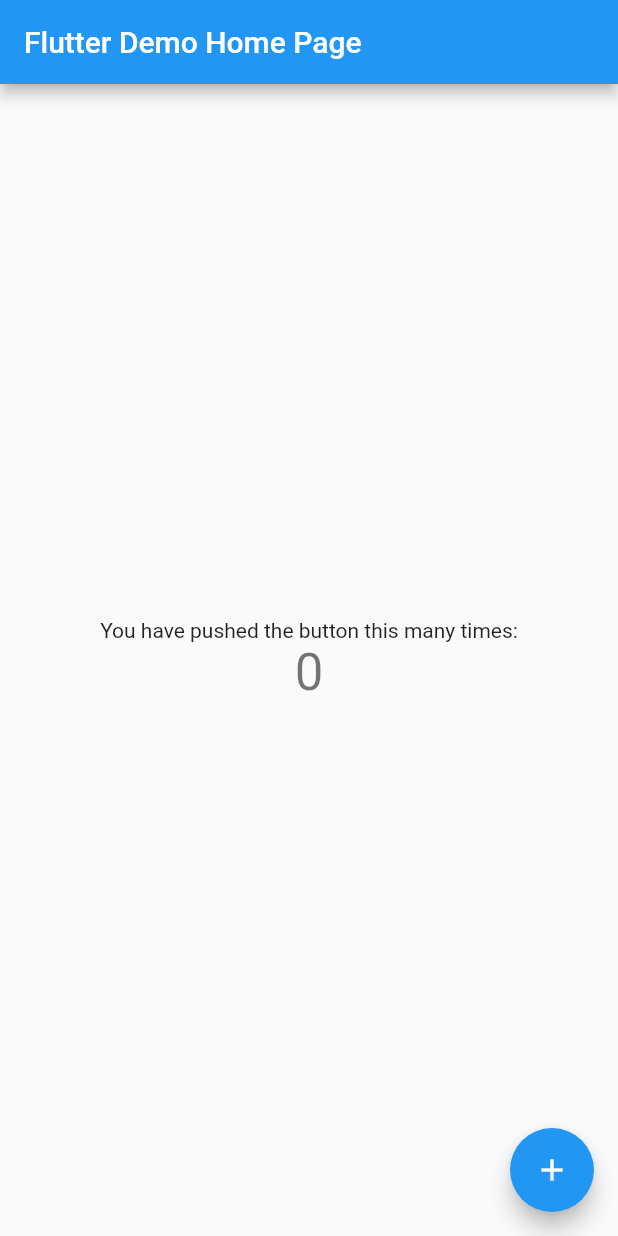
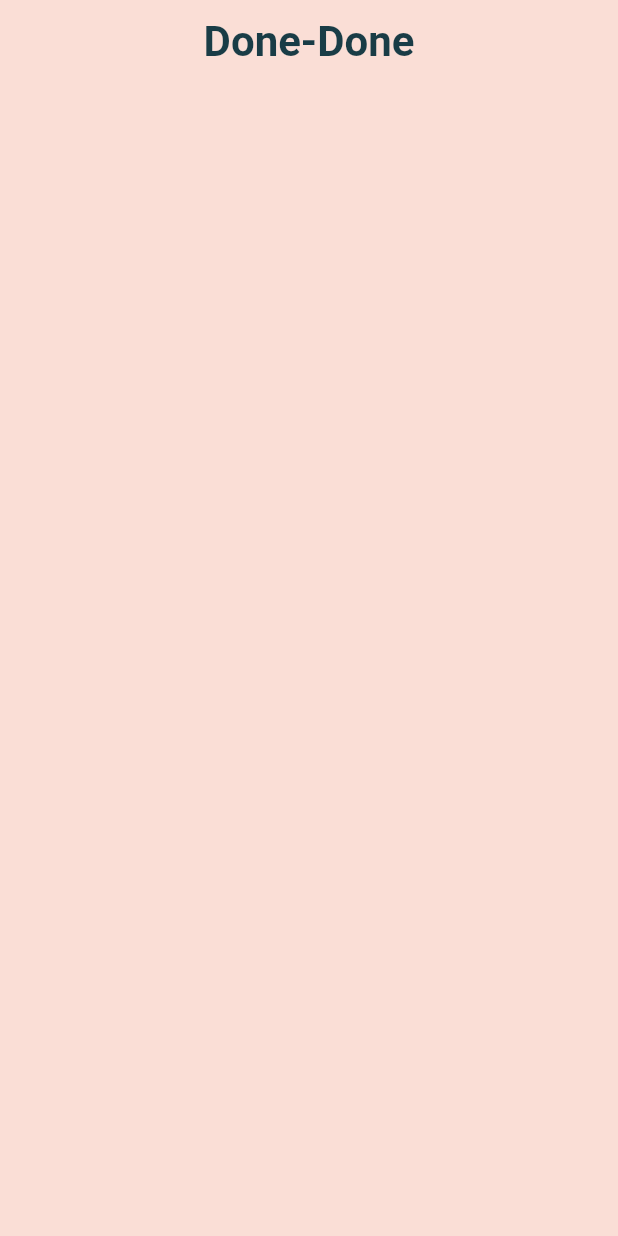
Before and after one commit to AdibaNoor/Done-Done, a Flutter app: the screen it shows after launch, on a phone screen of 412 x 824 dp. Run offline on Flutter 3.47's test engine with Material 2 defaults, Android fonts, the phone set to English and light mode, and no system bars.

Commit message:
added basic home page

```diff
--- /dev/null
+++ b/done_done/lib/Home_Page.dart
@@ -0,0 +1,28 @@
+import 'package:flutter/material.dart';
+
+class Home extends StatefulWidget {
+  const Home({Key? key}) : super(key: key);
+
+  @override
+  State<Home> createState() => _HomeState();
+}
+
+class _HomeState extends State<Home> {
+  @override
+  Widget build(BuildContext context) {
+    final tabs =[
+      Container(),
+      Container(),
+    ];
+    return Scaffold(
+      backgroundColor: Color(0xfffaded6),
+      appBar: AppBar(
+        elevation: 0,
+        backgroundColor: Colors.transparent,
+        centerTitle: true,
+        title: Text('Done-Done', style: TextStyle(fontWeight: FontWeight.w600, color: Color(
+            0xff193c46), fontSize: 28),),
+      ),
+    );
+  }
+}
--- a/done_done/lib/main.dart
+++ b/done_done/lib/main.dart
@@ -1,3 +1,4 @@
+import 'package:done_done/Home_Page.dart';
 import 'package:flutter/material.dart';
 
 void main() {
@@ -11,105 +12,8 @@ class MyApp extends StatelessWidget {
   @override
   Widget build(BuildContext context) {
     return MaterialApp(
-      title: 'Flutter Demo',
-      theme: ThemeData(
-        // This is the theme of your application.
-        //
-        // Try running your application with "flutter run". You'll see the
-        // application has a blue toolbar. Then, without quitting the app, try
-        // changing the primarySwatch below to Colors.green and then invoke
-        // "hot reload" (press "r" in the console where you ran "flutter run",
-        // or simply save your changes to "hot reload" in a Flutter IDE).
-        // Notice that the counter didn't reset back to zero; the application
-        // is not restarted.
-        primarySwatch: Colors.blue,
-      ),
-      home: const MyHomePage(title: 'Flutter Demo Home Page'),
+     debugShowCheckedModeBanner: false,
+      home: Home(),
     );
   }
 }
-
-class MyHomePage extends StatefulWidget {
-  const MyHomePage({super.key, required this.title});
-
-  // This widget is the home page of your application. It is stateful, meaning
-  // that it has a State object (defined below) that contains fields that affect
-  // how it looks.
-
-  // This class is the configuration for the state. It holds the values (in this
-  // case the title) provided by the parent (in this case the App widget) and
-  // used by the build method of the State. Fields in a Widget subclass are
-  // always marked "final".
-
-  final String title;
-
-  @override
-  State<MyHomePage> createState() => _MyHomePageState();
-}
-
-class _MyHomePageState extends State<MyHomePage> {
-  int _counter = 0;
-
-  void _incrementCounter() {
-    setState(() {
-      // This call to setState tells the Flutter framework that something has
-      // changed in this State, which causes it to rerun the build method below
-      // so that the display can reflect the updated values. If we changed
-      // _counter without calling setState(), then the build method would not be
-      // called again, and so nothing would appear to happen.
-      _counter++;
-    });
-  }
-
-  @override
-  Widget build(BuildContext context) {
-    // This method is rerun every time setState is called, for instance as done
-    // by the _incrementCounter method above.
-    //
-    // The Flutter framework has been optimized to make rerunning build methods
-    // fast, so that you can just rebuild anything that needs updating rather
-    // than having to individually change instances of widgets.
-    return Scaffold(
-      appBar: AppBar(
-        // Here we take the value from the MyHomePage object that was created by
-        // the App.build method, and use it to set our appbar title.
-        title: Text(widget.title),
-      ),
-      body: Center(
-        // Center is a layout widget. It takes a single child and positions it
-        // in the middle of the parent.
-        child: Column(
-          // Column is also a layout widget. It takes a list of children and
-          // arranges them vertically. By default, it sizes itself to fit its
-          // children horizontally, and tries to be as tall as its parent.
-          //
-          // Invoke "debug painting" (press "p" in the console, choose the
-          // "Toggle Debug Paint" action from the Flutter Inspector in Android
-          // Studio, or the "Toggle Debug Paint" command in Visual Studio Code)
-          // to see the wireframe for each widget.
-          //
-          // Column has various properties to control how it sizes itself and
-          // how it positions its children. Here we use mainAxisAlignment to
-          // center the children vertically; the main axis here is the vertical
-          // axis because Columns are vertical (the cross axis would be
-          // horizontal).
-          mainAxisAlignment: MainAxisAlignment.center,
-          children: <Widget>[
-            const Text(
-              'You have pushed the button this many times:',
-            ),
-            Text(
-              '$_counter',
-              style: Theme.of(context).textTheme.headline4,
-            ),
-          ],
-        ),
-      ),
-      floatingActionButton: FloatingActionButton(
-        onPressed: _incrementCounter,
-        tooltip: 'Increment',
-        child: const Icon(Icons.add),
-      ), // This trailing comma makes auto-formatting nicer for build methods.
-    );
-  }
-}
--- a/done_done/pubspec.yaml
+++ b/done_done/pubspec.yaml
@@ -36,6 +36,7 @@ dependencies:
   # The following adds the Cupertino Icons font to your application.
   # Use with the CupertinoIcons class for iOS style icons.
   cupertino_icons: ^1.0.2
+  curved_navigation_bar: ^1.0.3
 
 dev_dependencies:
   flutter_test:
```
Also changed, not shown: done_done/pubspec.lock.
